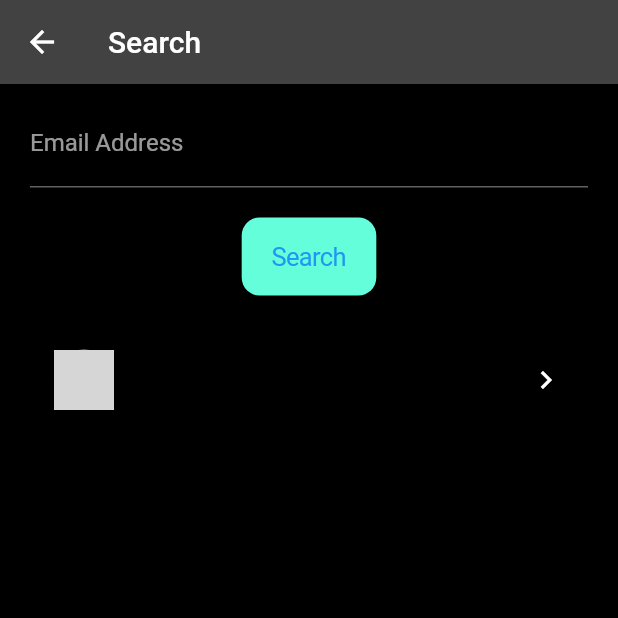
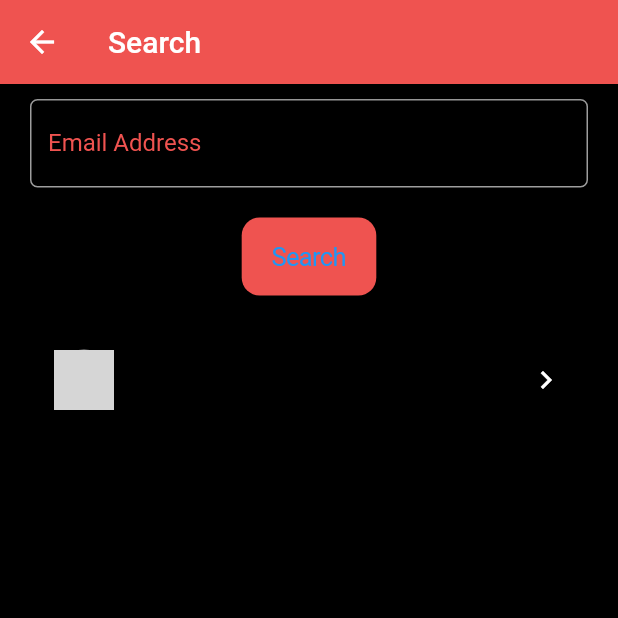
Before and after one commit to codersangam/flutter_tiktok_clone, a Flutter app: the screen it shows once a user with an empty profile is signed in, item 4 of the bottom bar chosen, after a tap on the "search" icon, on a phone screen of 412 x 824 dp, the top half of it. Run offline on Flutter 3.47's test engine with Material 2 defaults, Android fonts, the phone set to English and light mode, and no system bars; our stand-ins replace cached_network_image, cloud_firestore, firebase_auth, firebase_core, firebase_storage, flutter_svg and 7 more; missing offline and left inert: video_compress; accounts and stored records are empty; network calls fail; grey boxes are pictures that could not be loaded.

```diff
--- a/lib/views/screens/messages/message_home_screen.dart
+++ b/lib/views/screens/messages/message_home_screen.dart
@@ -18,6 +18,7 @@ class MessageHomeScreen extends StatelessWidget {
     return Scaffold(
       appBar: AppBar(
         title: const Text('Message'),
+        backgroundColor: primayColor,
       ),
       body: SafeArea(
         child: StreamBuilder(
@@ -106,14 +107,17 @@ class MessageHomeScreen extends StatelessWidget {
                 );
               }
             } else {
-              return const Center(
-                child: CircularProgressIndicator(),
+              return Center(
+                child: CircularProgressIndicator(
+                  color: primayColor,
+                ),
               );
             }
           },
         ),
       ),
       floatingActionButton: FloatingActionButton(
+        backgroundColor: primayColor,
         onPressed: () async {
           UserModel? thisUserModel =
               await FirebaseHelper.getUserModelById(currentUser!.uid);
@@ -127,7 +131,10 @@ class MessageHomeScreen extends StatelessWidget {
             ),
           );
         },
-        child: const Icon(Icons.search),
+        child: const Icon(
+          Icons.search,
+          color: Colors.white,
+        ),
       ),
     );
   }
--- a/lib/views/screens/messages/message_search_screen.dart
+++ b/lib/views/screens/messages/message_search_screen.dart
@@ -70,6 +70,7 @@ class _MessageSearchScreenState extends State<MessageSearchScreen> {
     return Scaffold(
       appBar: AppBar(
         title: const Text("Search"),
+        backgroundColor: primayColor,
       ),
       body: SafeArea(
         child: Container(
@@ -80,8 +81,24 @@ class _MessageSearchScreenState extends State<MessageSearchScreen> {
           child: Column(
             children: [
               TextField(
+                cursorColor: primayColor,
                 controller: _searchController,
-                decoration: const InputDecoration(labelText: "Email Address"),
+                decoration: InputDecoration(
+                  labelText: "Email Address",
+                  labelStyle: TextStyle(color: primayColor),
+                  enabledBorder: OutlineInputBorder(
+                    borderRadius: BorderRadius.circular(5),
+                    borderSide: const BorderSide(
+                      color: borderColor,
+                    ),
+                  ),
+                  focusedBorder: OutlineInputBorder(
+                    borderRadius: BorderRadius.circular(5),
+                    borderSide: const BorderSide(
+                      color: borderColor,
+                    ),
+                  ),
+                ),
               ),
               const SizedBox(
                 height: 20,
@@ -90,7 +107,7 @@ class _MessageSearchScreenState extends State<MessageSearchScreen> {
                 onPressed: () {
                   setState(() {});
                 },
-                color: Theme.of(context).colorScheme.secondary,
+                color: primayColor,
                 child: const Text("Search"),
               ),
               const SizedBox(
@@ -109,8 +126,8 @@ class _MessageSearchScreenState extends State<MessageSearchScreen> {
                           snapshot.data as QuerySnapshot;
 
                       if (dataSnapshot.docs.isNotEmpty) {
-                          Map<String, dynamic> userMap = dataSnapshot.docs[0]
-                              .data() as Map<String, dynamic>;
+                        Map<String, dynamic> userMap =
+                            dataSnapshot.docs[0].data() as Map<String, dynamic>;
 
                         UserModel searchedUser = UserModel.fromMap(userMap);
 
@@ -153,9 +170,12 @@ class _MessageSearchScreenState extends State<MessageSearchScreen> {
                       return const Text("No results found!");
                     }
                   } else {
-                      return const CircularProgressIndicator();
+                    return CircularProgressIndicator(
+                      color: primayColor,
+                    );
                   }
-                  }),
+                },
+              ),
             ],
           ),
         ),
```
Also changed, not shown: lib/controllers/auth_controller.dart (+9 -17 lines), lib/views/screens/messages/chat_room_screen.dart (+7 -6 lines), lib/views/screens/register_screen.dart (+7 -6 lines). Lines whose indentation alone changed are shown as unchanged.
